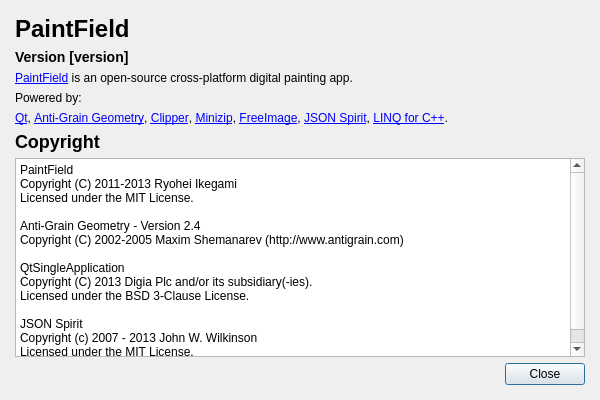
This is src/paintfield/extensions/aboutdialog/aboutdialog.ui in seanchas116/PaintField as Qt 5 draws it before an edit. The edited form follows.
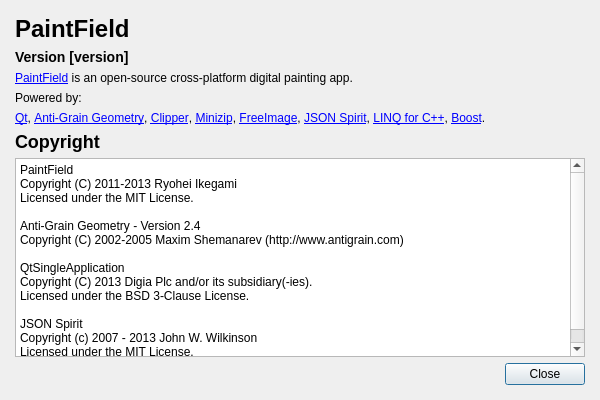
This is the edited form.

Commit message: added Boost to "Powered by" message

```diff
--- a/src/paintfield/extensions/aboutdialog/aboutdialog.ui
+++ b/src/paintfield/extensions/aboutdialog/aboutdialog.ui
@@ -54,7 +54,7 @@
    <item>
     <widget class="QLabel" name="label_4">
      <property name="text">
-      <string>&lt;a href=&quot;http://qt-project.org/&quot;&gt;Qt&lt;/a&gt;, &lt;a href=&quot;http://www.antigrain.com/&quot;&gt;Anti-Grain Geometry&lt;/a&gt;, &lt;a href=&quot;http://www.angusj.com/delphi/clipper.php&quot;&gt;Clipper&lt;/a&gt;, &lt;a href=&quot;http://www.winimage.com/zLibDll/minizip.html&quot;&gt;Minizip&lt;/a&gt;, &lt;a href=&quot;http://freeimage.sourceforge.net/&quot;&gt;FreeImage&lt;/a&gt;, &lt;a href=&quot;http://www.codeproject.com/Articles/20027/JSON-Spirit-A-C-JSON-Parser-Generator-Implemented&quot;&gt;JSON Spirit&lt;/a&gt;, &lt;a href=&quot;http://cpplinq.codeplex.com/&quot;&gt;LINQ for C++&lt;/a&gt;.</string>
+      <string>&lt;a href=&quot;http://qt-project.org/&quot;&gt;Qt&lt;/a&gt;, &lt;a href=&quot;http://www.antigrain.com/&quot;&gt;Anti-Grain Geometry&lt;/a&gt;, &lt;a href=&quot;http://www.angusj.com/delphi/clipper.php&quot;&gt;Clipper&lt;/a&gt;, &lt;a href=&quot;http://www.winimage.com/zLibDll/minizip.html&quot;&gt;Minizip&lt;/a&gt;, &lt;a href=&quot;http://freeimage.sourceforge.net/&quot;&gt;FreeImage&lt;/a&gt;, &lt;a href=&quot;http://www.codeproject.com/Articles/20027/JSON-Spirit-A-C-JSON-Parser-Generator-Implemented&quot;&gt;JSON Spirit&lt;/a&gt;, &lt;a href=&quot;http://cpplinq.codeplex.com/&quot;&gt;LINQ for C++&lt;/a&gt;, &lt;a href=&quot;http://www.boost.org/&quot;&gt;Boost&lt;/a&gt;.</string>
      </property>
      <property name="openExternalLinks">
       <bool>true</bool>
```
